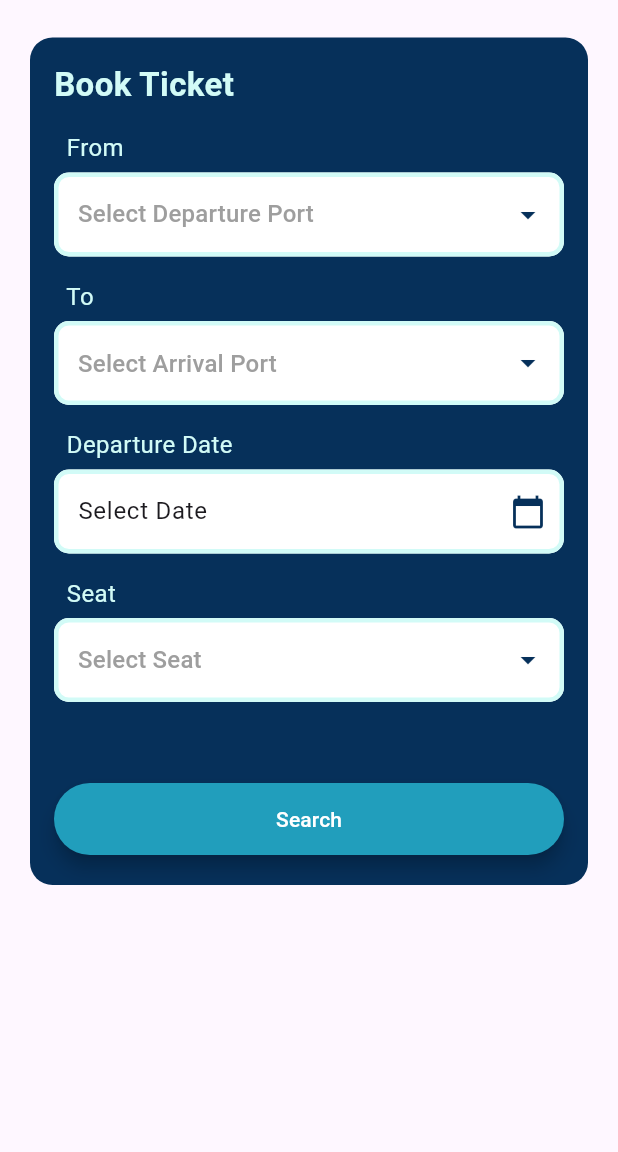
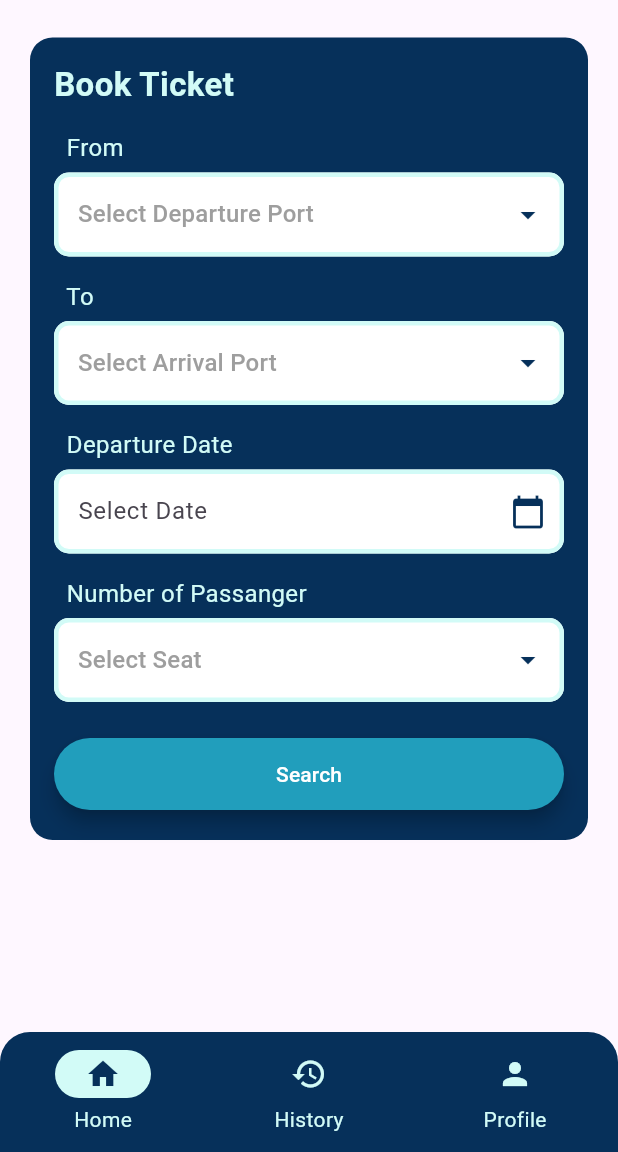
Before and after one commit to bryanmlvn/FerryNav, a Flutter app: the HomePage screen opened by its route, on a phone screen of 412 x 824 dp, the part 84-1236 px from its top. Run offline on Flutter 3.47's test engine with Material 3 defaults, Android fonts, the phone set to English and light mode, and no system bars; our stand-ins replace cloud_firestore, firebase_auth, firebase_core; accounts and stored records are empty.

Commit message:
F2C-6 - Creating Ticketing Detail - Done

```diff
--- a/lib/screens/home_page.dart
+++ b/lib/screens/home_page.dart
@@ -1,6 +1,8 @@
+import 'package:firebase_auth/firebase_auth.dart';
 import 'package:flutter/material.dart';
 import 'package:ferrynav/screens/ticketdetails_page.dart';
 import 'package:ferrynav/components/rounded_button.dart';
+import 'package:cloud_firestore/cloud_firestore.dart';
 
 class HomePage extends StatefulWidget {
   static const String id = 'home_page';
@@ -109,19 +111,42 @@ class _HomePageState extends State<HomePage>
     }
   }
 
-  void _login() {
-    // Start the animation
-    _controller.forward().whenComplete(() {
-      setState(() {
-        animationComplete = true;
-      });
+  void _search() async {
+    // Get the current user
+    User? user = FirebaseAuth.instance.currentUser;
+
+    // Check if the user is logged in
+    if (user != null) {
+      String email = user.email ?? '';
+
+      // Collect selected data
+      String departurePort = _selectedDeparture ?? '';
+      String arrivalPort = _selectedArrival ?? '';
+      String seatNumber = _selectedSeat ?? '';
+      String departureDate = _selectedDate != null ? _selectedDate!.toLocal().toString().split(' ')[0] : '';
+
+      // Update Firebase Database
+      FirebaseFirestore.instance.collection('bookings').add({
+        'email': email, // Add the user's email
+        'departurePort': departurePort,
+        'arrivalPort': arrivalPort,
+        'numberOfPassanger': seatNumber,
+        'departureDate': departureDate,
+        'timestamp': FieldValue.serverTimestamp(), // For record keeping
+      }).then((value) {
+        print("Booking Added");
+      }).catchError((error) {
+        print("Failed to add booking: $error");
       });
 
-    // Navigate to Ticket Details page after animation completes
-    if (animationComplete) {
+      // Navigate to Ticket Details page after updating Firebase
       Navigator.pushNamed(context, TicketDetailsPage.id);
+    } else {
+      print("No user is logged in.");
+      // Handle the case where no user is logged in (optional)
     }
   }
+
 
   @override
   Widget build(BuildContext context) {
@@ -338,10 +363,6 @@ class _HomePageState extends State<HomePage>
                               width: 3.0), // Border color and width
                           borderRadius: BorderRadius.circular(10.0),
                         ),
-                        hintText: 'Select Arrival', // Hint text
-                        hintStyle: TextStyle(
-                          color: Colors.grey, // Hint text color
-                        ),
                       ),
                       icon: Icon(
                         Icons.arrow_drop_down,
@@ -362,21 +383,16 @@ class _HomePageState extends State<HomePage>
                     ),
                     SizedBox(
                         height:
-                            5.0), // Add some space between Text and Date Picker
-                    GestureDetector(
+                            5.0), // Add some space between Text and Dropdown
+                    TextFormField(
+                      readOnly: true, // Prevent user from manually editing date
                       onTap: () => _selectDate(context),
-                      child: AbsorbPointer(
-                        child: TextFormField(
-                          controller: TextEditingController(
-                            text: _selectedDate == null
-                                ? 'Select Date'
-                                : '${_selectedDate!.toLocal()}'
-                                    .split(' ')[0], // Format date
-                          ),
                       decoration: InputDecoration(
+                        hintText: _selectedDate != null
+                            ? '${_selectedDate!.day}/${_selectedDate!.month}/${_selectedDate!.year}'
+                            : 'Select Date', // Show the selected date or a placeholder
                         filled: true,
-                            fillColor:
-                                Colors.white, // Text field background color
+                        fillColor: Colors.white, // Background color
                         border: OutlineInputBorder(
                           borderSide: BorderSide(
                               color: containerColor,
@@ -401,14 +417,11 @@ class _HomePageState extends State<HomePage>
                         ),
                       ),
                     ),
-                      ),
-                    ),
-
                     SizedBox(
                       height: 15.0,
                     ),
                     Text(
-                      '  Seat',
+                      '  Number of Passanger',
                       style: TextStyle(
                         fontSize: 16.0,
                         color: containerColor,
@@ -480,21 +493,17 @@ class _HomePageState extends State<HomePage>
                       ),
                       isExpanded: true, // Make the dropdown menu full width
                     ),
-
                     SizedBox(
-                      height: 50.0,
+                      height: 20.0,
                     ),
                     AnimatedOpacity(
                       opacity: buttonOpacity,
                       duration: Duration(
                           milliseconds: 500), // Set duration to 0.5 seconds
-                      child: Container(
-                        width: double.infinity,
                       child: RoundedButton(
                         title: 'Search',
                         colour: Color(0xFF219EBC),
-                          onPressed: _login,
-                        ),
+                        onPressed: _search,
                       ),
                     ),
                   ],
@@ -504,6 +513,59 @@ class _HomePageState extends State<HomePage>
           ],
         ),
       ),
+      bottomNavigationBar: AnimatedOpacity(
+        opacity: containerOpacity,
+        duration: Duration(milliseconds: 500),
+        child: ClipRRect(
+          borderRadius: BorderRadius.only(
+            topLeft: Radius.circular(20.0), // Adjust the radius as needed
+            topRight: Radius.circular(20.0), // Adjust the radius as needed
+          ),
+          child: NavigationBarTheme(
+            data: NavigationBarThemeData(
+              backgroundColor:
+                  appBarColor, // Background color of the navigation bar
+              indicatorColor:
+                  containerColor, // Indicator color for selected item
+              iconTheme: MaterialStateProperty.resolveWith<IconThemeData>(
+                  (Set<MaterialState> states) {
+                if (states.contains(MaterialState.selected)) {
+                  return IconThemeData(
+                      color: appBarColor); // Color when the icon is selected
+                }
+                return IconThemeData(
+                    color:
+                        containerColor); // Color when the icon is not selected
+              }),
+              labelTextStyle: MaterialStateProperty.resolveWith<TextStyle>(
+                  (Set<MaterialState> states) {
+                if (states.contains(MaterialState.selected)) {
+                  return TextStyle(
+                      color: containerColor); // Label color when selected
+                }
+                return TextStyle(
+                    color: containerColor); // Label color when not selected
+              }),
+            ),
+            child: NavigationBar(
+              destinations: const [
+                NavigationDestination(
+                  icon: Icon(Icons.home),
+                  label: 'Home',
+                ),
+                NavigationDestination(
+                  icon: Icon(Icons.history),
+                  label: 'History',
+                ),
+                NavigationDestination(
+                  icon: Icon(Icons.person),
+                  label: 'Profile',
+                ),
+              ],
+            ),
+          ),
+        ),
+      ),
     );
   }
 }
```
Lines whose indentation alone changed are shown as unchanged.
